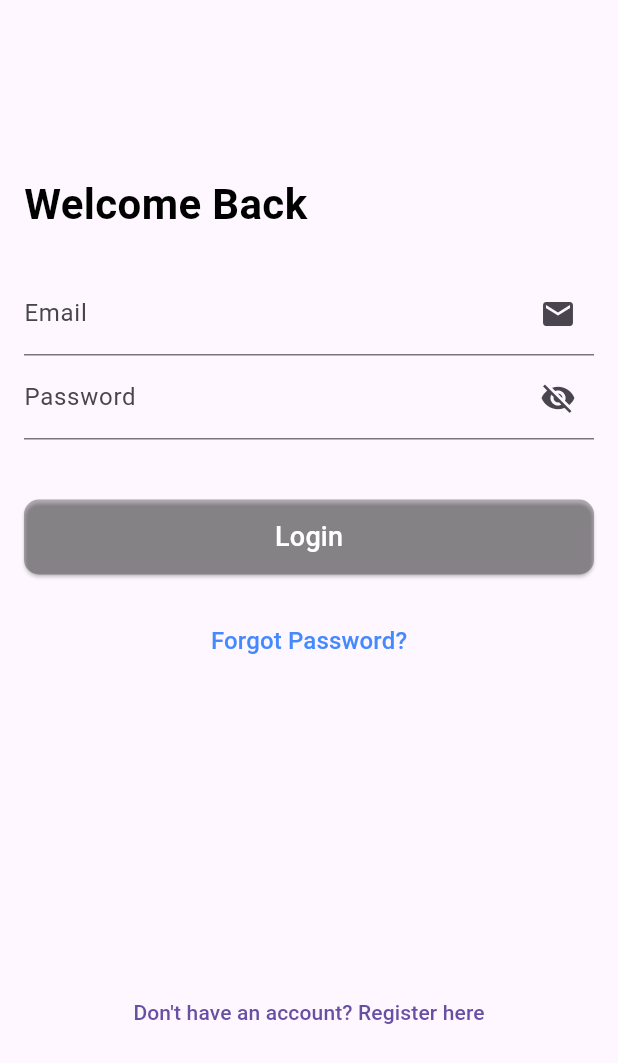
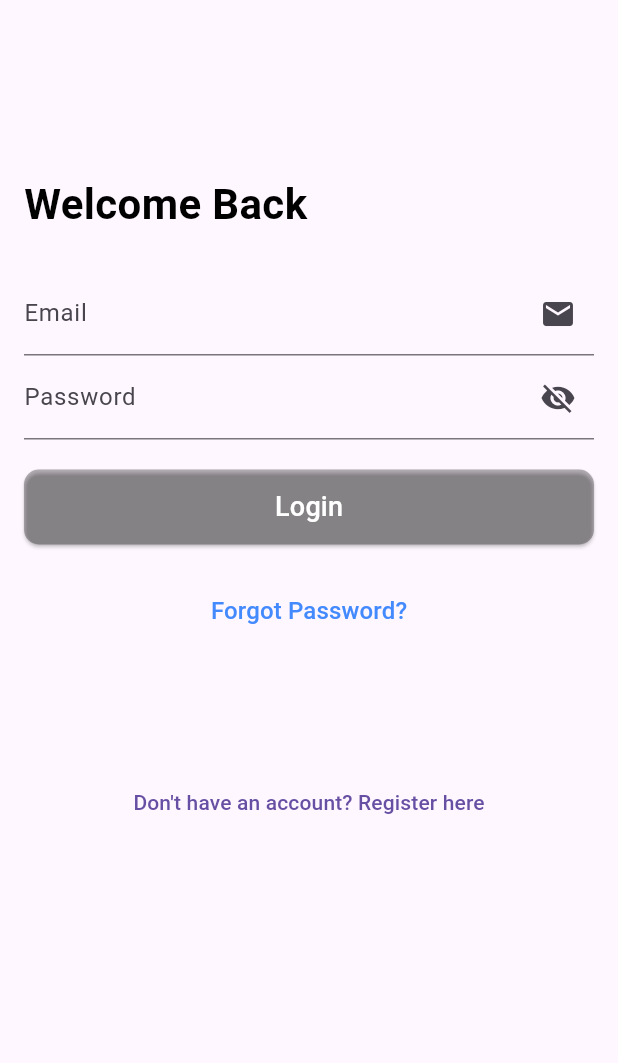
Before and after one commit to Ujjawalpav15/Social-App, a Flutter app: the screen it shows after launch, on a phone screen of 412 x 824 dp. Shown: the top 1063 px of the screen. Run offline on Flutter 3.47's test engine with Material 3 defaults, Android fonts, the phone set to English and light mode, and no system bars; our stand-ins replace firebase_auth, firebase_core; accounts and stored records are empty.

Commit message:
Second Commit Modified login page

```diff
--- a/lib/login_page.dart
+++ b/lib/login_page.dart
@@ -78,7 +78,7 @@ class _LoginPageState extends State<LoginPage> {
                   ),
                 ),
               ),
-              SizedBox(height: 40),
+              SizedBox(height: 20),
               ElevatedButton(
                 style: ElevatedButton.styleFrom(
                   backgroundColor: const Color.fromARGB(70, 0, 0, 0),
@@ -104,7 +104,7 @@ class _LoginPageState extends State<LoginPage> {
                   style: TextStyle(color: Colors.blueAccent, fontSize: 16),
                 ),
               ),
-              SizedBox(height: 200,),
+              SizedBox(height: 80,),
               TextButton(
                 onPressed: () {
                   // Navigate to registration page
```
